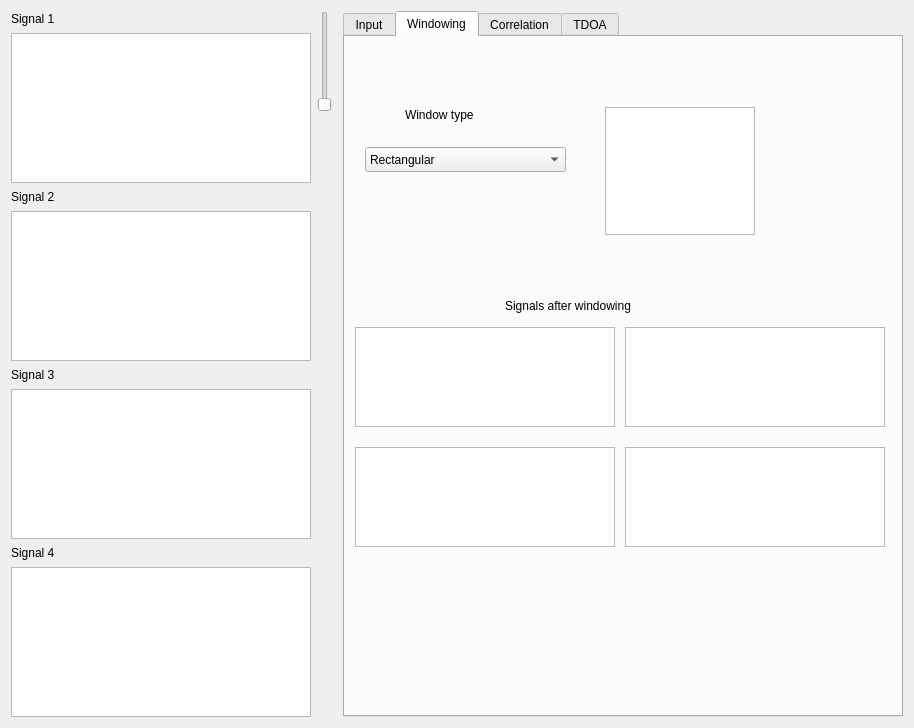
Before: the Qt Designer form forms/centralwidget.ui in zienek/trakker, drawn with Qt 5.
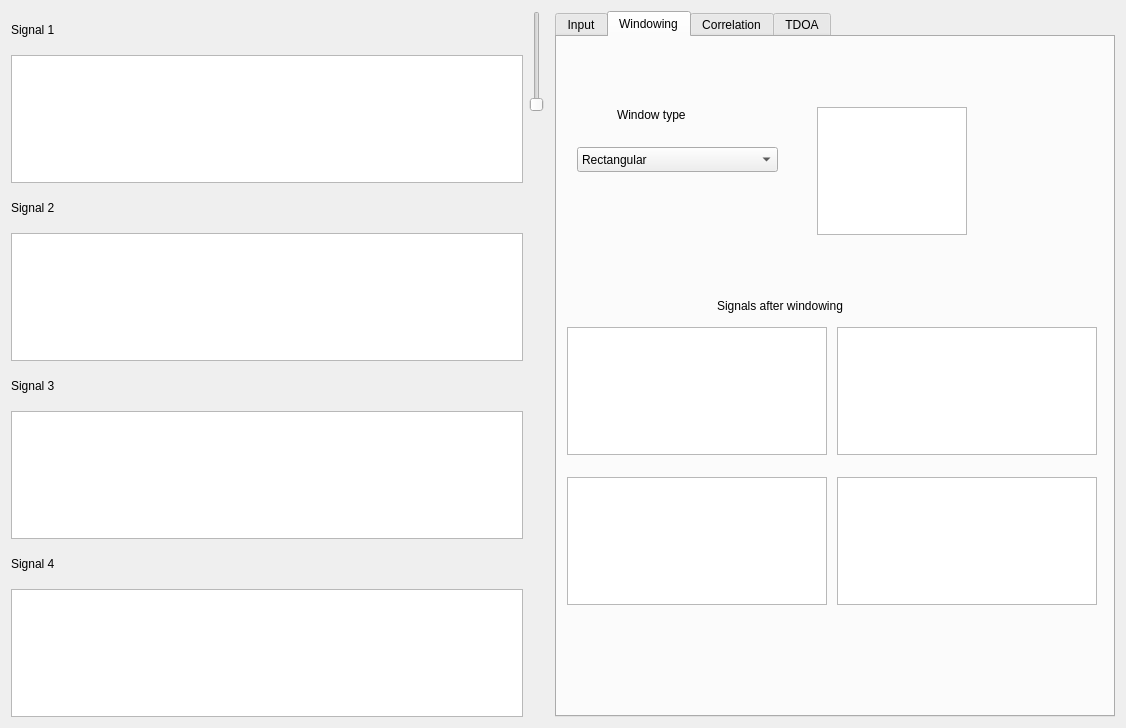
After: the same form once the commit is applied. The open tabs and pages were chosen to show the change.

The edit to the form file:
```diff
--- a/forms/centralwidget.ui
+++ b/forms/centralwidget.ui
@@ -6,7 +6,7 @@
    <rect>
     <x>0</x>
     <y>0</y>
-    <width>911</width>
+    <width>1123</width>
     <height>728</height>
    </rect>
   </property>
@@ -42,14 +42,14 @@
          </property>
          <property name="minimumSize">
           <size>
-           <width>300</width>
-           <height>150</height>
+           <width>512</width>
+           <height>128</height>
           </size>
          </property>
          <property name="maximumSize">
           <size>
-           <width>300</width>
-           <height>150</height>
+           <width>512</width>
+           <height>128</height>
           </size>
          </property>
         </widget>
@@ -75,14 +75,14 @@
          </property>
          <property name="minimumSize">
           <size>
-           <width>300</width>
-           <height>150</height>
+           <width>512</width>
+           <height>128</height>
           </size>
          </property>
          <property name="maximumSize">
           <size>
-           <width>300</width>
-           <height>150</height>
+           <width>512</width>
+           <height>128</height>
           </size>
          </property>
         </widget>
@@ -108,14 +108,14 @@
          </property>
          <property name="minimumSize">
           <size>
-           <width>300</width>
-           <height>150</height>
+           <width>512</width>
+           <height>128</height>
           </size>
          </property>
          <property name="maximumSize">
           <size>
-           <width>300</width>
-           <height>150</height>
+           <width>512</width>
+           <height>128</height>
           </size>
          </property>
         </widget>
@@ -141,14 +141,14 @@
          </property>
          <property name="minimumSize">
           <size>
-           <width>300</width>
-           <height>150</height>
+           <width>512</width>
+           <height>128</height>
           </size>
          </property>
          <property name="maximumSize">
           <size>
-           <width>300</width>
-           <height>150</height>
+           <width>512</width>
+           <height>128</height>
           </size>
          </property>
         </widget>
@@ -494,19 +494,19 @@
            <x>10</x>
            <y>290</y>
            <width>260</width>
-           <height>100</height>
+           <height>128</height>
           </rect>
          </property>
          <property name="minimumSize">
           <size>
            <width>260</width>
-           <height>100</height>
+           <height>128</height>
           </size>
          </property>
          <property name="maximumSize">
           <size>
            <width>260</width>
-           <height>100</height>
+           <height>128</height>
           </size>
          </property>
         </widget>
@@ -516,19 +516,19 @@
            <x>280</x>
            <y>290</y>
            <width>260</width>
-           <height>100</height>
+           <height>128</height>
           </rect>
          </property>
          <property name="minimumSize">
           <size>
            <width>260</width>
-           <height>100</height>
+           <height>128</height>
           </size>
          </property>
          <property name="maximumSize">
           <size>
            <width>260</width>
-           <height>100</height>
+           <height>128</height>
           </size>
          </property>
         </widget>
@@ -536,21 +536,21 @@
          <property name="geometry">
           <rect>
            <x>10</x>
-           <y>410</y>
+           <y>440</y>
            <width>260</width>
-           <height>100</height>
+           <height>128</height>
           </rect>
          </property>
          <property name="minimumSize">
           <size>
            <width>260</width>
-           <height>100</height>
+           <height>128</height>
           </size>
          </property>
          <property name="maximumSize">
           <size>
            <width>260</width>
-           <height>100</height>
+           <height>128</height>
           </size>
          </property>
         </widget>
@@ -558,21 +558,21 @@
          <property name="geometry">
           <rect>
            <x>280</x>
-           <y>410</y>
+           <y>440</y>
            <width>260</width>
-           <height>100</height>
+           <height>128</height>
           </rect>
          </property>
          <property name="minimumSize">
           <size>
            <width>260</width>
-           <height>100</height>
+           <height>128</height>
           </size>
          </property>
          <property name="maximumSize">
           <size>
            <width>260</width>
-           <height>100</height>
+           <height>128</height>
           </size>
          </property>
         </widget>
```
Left out of the diff: 36 changed lines with no effect on the pictures.
